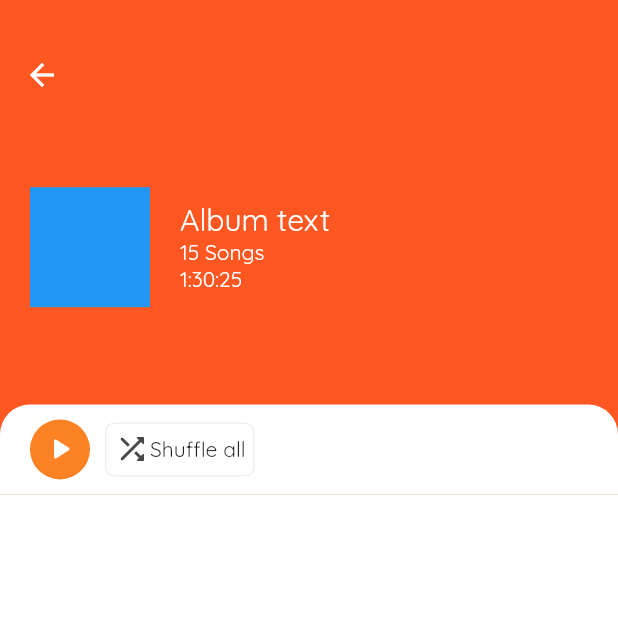
After one commit to IdaresitEmmanuel/music_player, a Flutter app: the Playlist screen opened directly, on a phone screen of 412 x 824 dp, the top half of it. The commit adds this screen. Run offline on Flutter 3.47's test engine with Material 2 defaults, Android fonts, the phone set to English and light mode, and no system bars; our stand-ins replace bloc, dartz, equatable, flutter_bloc, freezed_annotation, get_it and 3 more; accounts and stored records are empty.

Commit message:
playlist ui created

```diff
--- a/lib/features/music/presentation/views/library/widgets/artist_widget.dart
+++ b/lib/features/music/presentation/views/library/widgets/artist_widget.dart
@@ -1,4 +1,5 @@
 import 'package:flutter/material.dart';
+import 'package:music_player/features/music/presentation/views/playlist/playlist.dart';
 
 class ArtistWidget extends StatelessWidget {
   const ArtistWidget({Key? key, required this.artist, required this.noOfSongs})
@@ -8,6 +9,8 @@ class ArtistWidget extends StatelessWidget {
   @override
   Widget build(BuildContext context) {
     return ListTile(
+      onTap: () => Navigator.of(context)
+          .push(MaterialPageRoute(builder: (_) => const Playlist())),
       leading: Container(
         height: 60,
         width: 60,
--- a/lib/features/music/presentation/views/library/widgets/song_widget.dart
+++ b/lib/features/music/presentation/views/library/widgets/song_widget.dart
@@ -17,7 +17,9 @@ class SongWidget extends StatelessWidget {
             color: Theme.of(context).cardColor,
             borderRadius: BorderRadius.circular(6.0)),
         child: FutureBuilder(
-            future: getArtWork(song.albumId!),
+            future: song.albumId != null
+                ? getArtWork(song.albumId!)
+                : Future.value(),
             builder: (context, snapshot) {
               if (snapshot.hasData) {
                 return ClipRRect(
--- /dev/null
+++ b/lib/features/music/presentation/views/playlist/playlist.dart
@@ -0,0 +1,120 @@
+import 'package:flutter/material.dart';
+import 'package:flutter_bloc/flutter_bloc.dart';
+import 'package:music_player/features/music/presentation/bloc/music_bloc/music_bloc.dart';
+import 'package:music_player/features/music/presentation/core/theme/dimensions.dart';
+import 'package:music_player/features/music/presentation/views/library/widgets/song_widget.dart';
+
+import '../../core/theme/colors.dart';
+
+class Playlist extends StatefulWidget {
+  const Playlist({Key? key}) : super(key: key);
+
+  @override
+  State<Playlist> createState() => _PlaylistState();
+}
+
+class _PlaylistState extends State<Playlist> {
+  @override
+  Widget build(BuildContext context) {
+    return Scaffold(
+      body: Stack(children: [
+        CustomScrollView(slivers: [
+          SliverAppBar(
+            expandedHeight: MediaQuery.of(context).size.height * 0.4,
+            toolbarHeight: 100.0,
+            pinned: true,
+            snap: false,
+            backgroundColor: Colors.transparent,
+            elevation: 0.0,
+            flexibleSpace: Stack(
+              children: [
+                Container(
+                  width: double.maxFinite,
+                  height: double.maxFinite,
+                  color: Colors.deepOrange,
+                ),
+                FlexibleSpaceBar(
+                  background: Container(
+                    height: 220.0,
+                    padding: EdgeInsets.symmetric(
+                        horizontal: AppDimentions.pageMargin),
+                    child: Row(children: [
+                      Container(
+                        height: 80.0,
+                        width: 80.0,
+                        color: Colors.blue,
+                      ),
+                      const SizedBox(width: 20.0),
+                      Column(
+                        mainAxisSize: MainAxisSize.min,
+                        crossAxisAlignment: CrossAxisAlignment.start,
+                        children: const [
+                          Text("Album text",
+                              style: TextStyle(
+                                  fontSize: 20.0, color: Colors.white)),
+                          Text("15 Songs",
+                              style: TextStyle(color: Colors.white)),
+                          Text("1:30:25",
+                              style: TextStyle(color: Colors.white)),
+                        ],
+                      )
+                    ]),
+                  ),
+                ),
+              ],
+            ),
+            bottom: PreferredSize(
+              preferredSize: const Size.fromHeight(0),
+              child: Container(
+                height: 60.0,
+                decoration: BoxDecoration(
+                    color: Theme.of(context).scaffoldBackgroundColor,
+                    borderRadius: const BorderRadius.only(
+                        topLeft: Radius.circular(20.0),
+                        topRight: Radius.circular(20.0))),
+                padding: EdgeInsets.symmetric(
+                    horizontal: AppDimentions.pageMargin, vertical: 10.0),
+                child: Row(
+                  children: [
+                    CircleAvatar(
+                      backgroundColor: Theme.of(context).primaryColor,
+                      child: const Icon(Icons.play_arrow_rounded,
+                          color: Colors.white),
+                    ),
+                    const SizedBox(width: 10.0),
+                    Container(
+                      padding: const EdgeInsets.all(5.0),
+                      decoration: BoxDecoration(
+                          border: Border.all(color: AppColors.dividerColorDark),
+                          borderRadius: BorderRadius.circular(6.0)),
+                      child: Row(
+                        children: [
+                          Icon(
+                            Icons.shuffle_rounded,
+                            color: Theme.of(context).iconTheme.color,
+                          ),
+                          const Text("Shuffle all")
+                        ],
+                      ),
+                    ),
+                  ],
+                ),
+              ),
+            ),
+          ),
+          SliverList(
+            delegate: SliverChildBuilderDelegate(
+              (context, index) {
+                final music = context.read<MusicBloc>().state.musicList[index];
+                return Container(
+                    color: Theme.of(context).scaffoldBackgroundColor,
+                    child: SongWidget(song: music));
+              },
+              childCount: context.read<MusicBloc>().state.musicList.length,
+            ),
+          )
+        ])
+      ]),
+    );
+  }
+}
```
